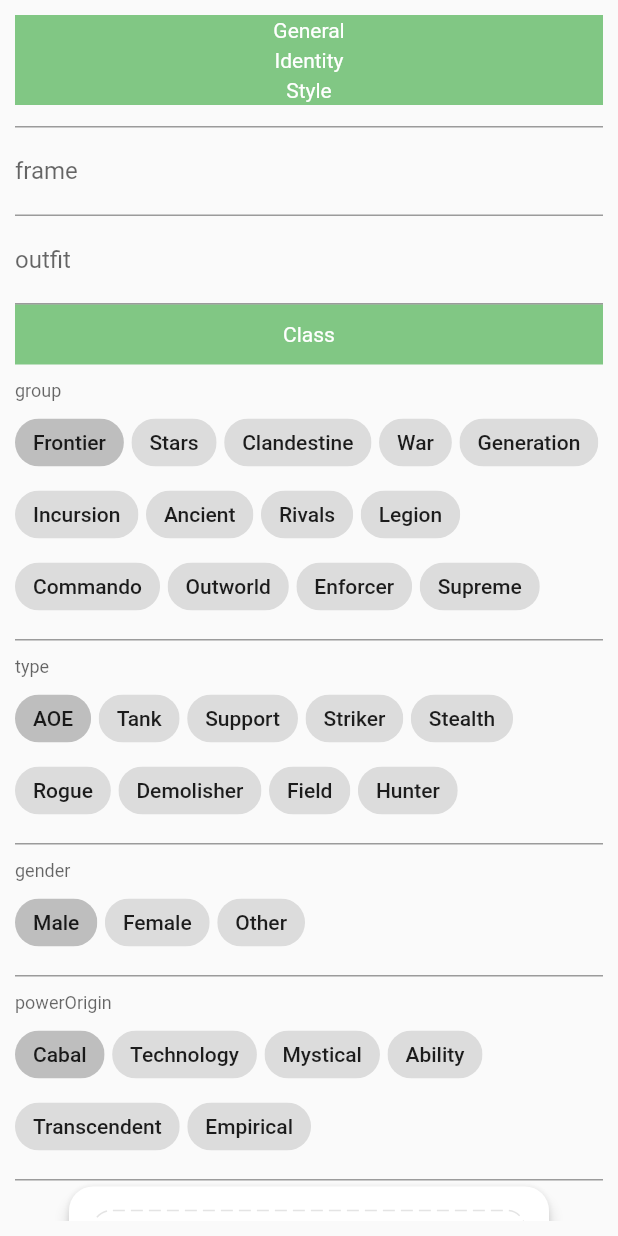
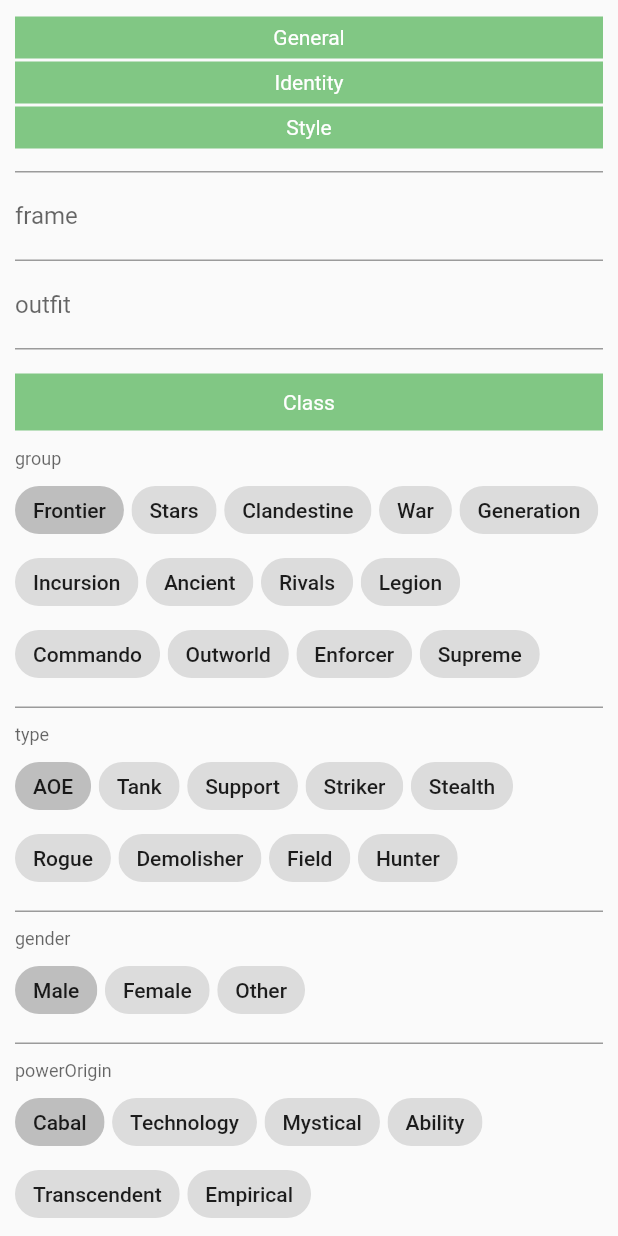
Before and after one commit to Russellleung/CharaCrea, a Flutter app: the Formbuilder widget shown alone on an empty page, opened directly, scrolled down 576 dp, on a phone screen of 412 x 824 dp. Run offline on Flutter 3.47's test engine with Material 2 defaults, Android fonts, the phone set to English and light mode, and no system bars; drawn by our look-alikes of dotted_border, flutter_form_builder; our stand-ins replace cloud_firestore, firebase_auth, firebase_core, firebase_storage, fluttertoast, form_builder_validators and 5 more; missing offline and left inert: bottom_drawer, dart:ffi, form_builder_image_picker, image_downloader, ui_helper, uri_to_file; accounts and stored records are empty; network calls fail; statements that could not run were skipped.

Commit message:
Update Formbuilder.dart

```diff
--- a/lib/widgets/Formbuilder.dart
+++ b/lib/widgets/Formbuilder.dart
@@ -49,9 +49,10 @@ class _Formbuilder extends State<Formbuilder> {
     return SliverPersistentHeader(
       pinned: true,
       delegate: SliverAppBarDelegate(
-        minHeight: 20.0,
+        minHeight: 30.0,
         maxHeight: 40.0,
         child: Container(
+            margin: const EdgeInsets.symmetric(vertical: 1.0),
             color: AppThemes.buttonColor,
             child: Center(
                 child: Text(
@@ -78,6 +79,7 @@ class _Formbuilder extends State<Formbuilder> {
                   CustomTextField('power', widget.originalCharacter.power),
                   CustomTextField('powerDescription', widget.originalCharacter.powerDescription),
                   CustomTextField('race', widget.originalCharacter.race),
+                  SizedBox(height: 15),
                 ],
               ),
             ),
@@ -88,6 +90,7 @@ class _Formbuilder extends State<Formbuilder> {
                   CustomTextField('motto', widget.originalCharacter.motto),
                   CustomTextField('catchphrase', widget.originalCharacter.catchphrase),
                   CustomTextField('description', widget.originalCharacter.description),
+                  SizedBox(height: 15),
                 ],
               ),
             ),
@@ -99,6 +102,7 @@ class _Formbuilder extends State<Formbuilder> {
                   CustomTextField('appearance', widget.originalCharacter.appearance),
                   CustomTextField('frame', widget.originalCharacter.frame),
                   CustomTextField('outfit', widget.originalCharacter.outfit),
+                  SizedBox(height: 15),
                 ],
               ),
             ),
@@ -110,6 +114,7 @@ class _Formbuilder extends State<Formbuilder> {
                   ChoiceChip('type', Character.typeOptions, widget.originalCharacter.type),
                   ChoiceChip('gender', Character.genderOptions, widget.originalCharacter.gender),
                   ChoiceChip('powerOrigin', Character.powerOriginOptions, widget.originalCharacter.powerOrigin),
+                  SizedBox(height: 15),
                 ],
               ),
             ),
```
